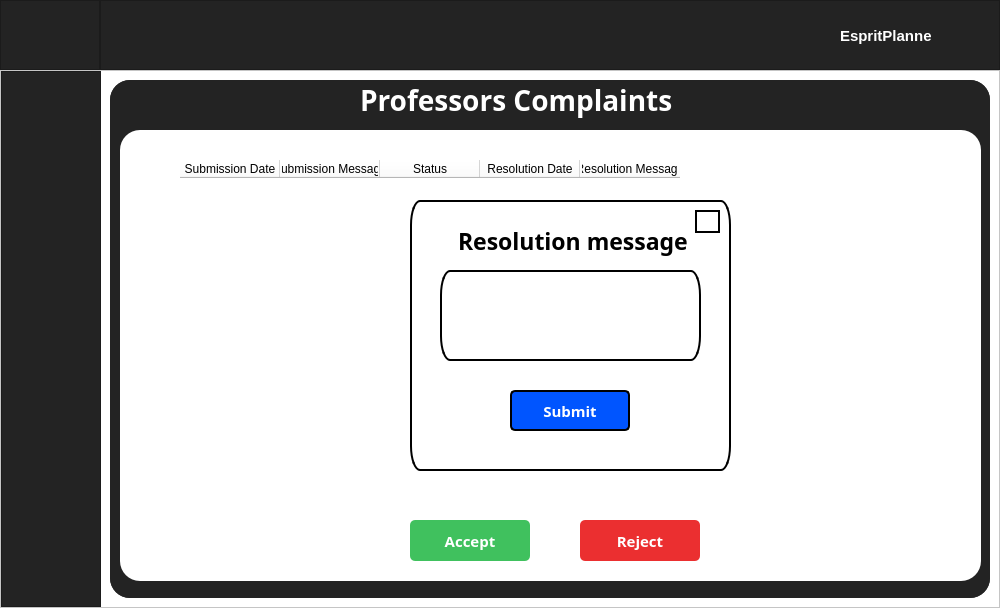
Cxuchy/Esprit-Planner-Administrator, file ui_main.ui: the form before one commit.
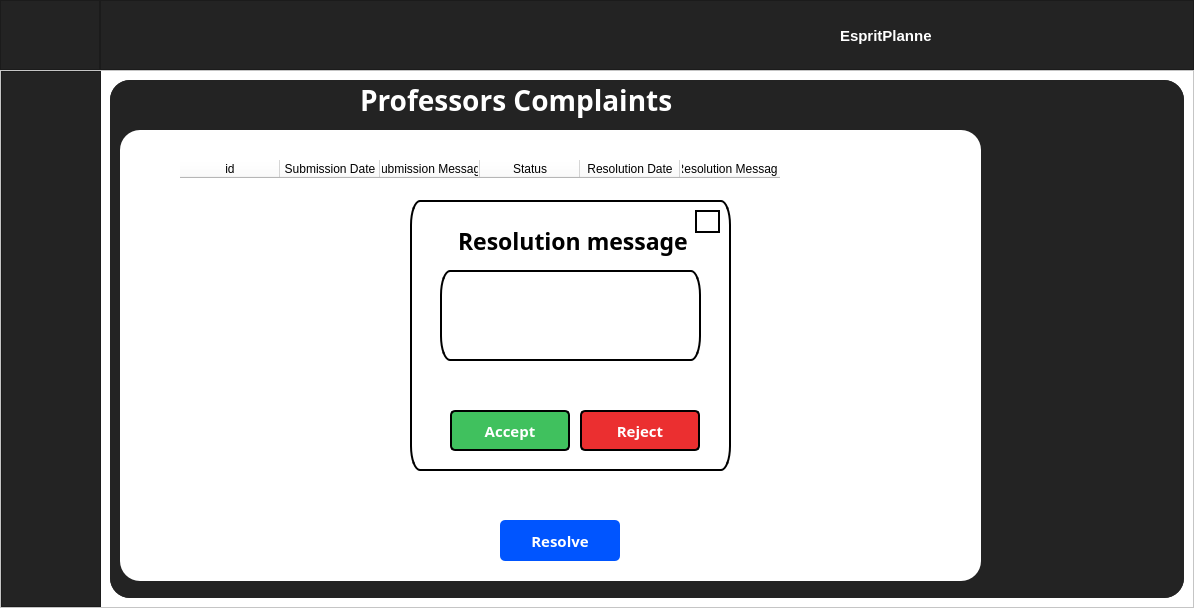
The form after the commit. The open tabs and pages were chosen to show the change. Icons and pictures are not drawn.

```diff
--- a/ui_main.ui
+++ b/ui_main.ui
@@ -6,7 +6,7 @@
    <rect>
     <x>0</x>
     <y>0</y>
-    <width>1000</width>
+    <width>1194</width>
     <height>608</height>
    </rect>
   </property>
@@ -984,8 +984,13 @@
                 <bool>false</bool>
                </property>
                <property name="columnCount">
-                <number>5</number>
+                <number>6</number>
                </property>
+               <column>
+                <property name="text">
+                 <string>id</string>
+                </property>
+               </column>
                <column>
                 <property name="text">
                  <string>Submission Date</string>
@@ -1012,78 +1017,6 @@
                 </property>
                </column>
               </widget>
-              <widget class="QPushButton" name="reject_btn">
-               <property name="geometry">
-                <rect>
-                 <x>460</x>
-                 <y>390</y>
-                 <width>120</width>
-                 <height>41</height>
-                </rect>
-               </property>
-               <property name="font">
-                <font>
-                 <family>Sitka Text</family>
-                 <pointsize>11</pointsize>
-                 <weight>75</weight>
-                 <bold>true</bold>
-                </font>
-               </property>
-               <property name="styleSheet">
-                <string notr="true">
-QPushButton#reject_btn
-{
-background-color :#eb2f30;  
-color :white;
-border-radius : 5px;
-
-}
-
-QPushButton#reject_btn:pressed
-{
-background-color :#de5758;  
-}</string>
-               </property>
-               <property name="text">
-                <string>Reject</string>
-               </property>
-              </widget>
-              <widget class="QPushButton" name="accept_btn">
-               <property name="geometry">
-                <rect>
-                 <x>290</x>
-                 <y>390</y>
-                 <width>120</width>
-                 <height>41</height>
-                </rect>
-               </property>
-               <property name="font">
-                <font>
-                 <family>Sitka Text</family>
-                 <pointsize>11</pointsize>
-                 <weight>75</weight>
-                 <bold>true</bold>
-                </font>
-               </property>
-               <property name="styleSheet">
-                <string notr="true">
-QPushButton#accept_btn
-{
-background-color: #40c15e;  
-color :white;
-border-radius : 5px;
-
-}
-
-QPushButton#accept_btn:pressed
-{
-background-color :#55ff7f;  
-}</string>
-               </property>
-               <property name="text">
-                <string>Accept</string>
-               </property>
-              </widget>
               <widget class="QFrame" name="resolution_message_frame">
                <property name="enabled">
                 <bool>true</bool>
@@ -1126,42 +1059,6 @@
                  <string notr="true">background-color : white</string>
                 </property>
                </widget>
-               <widget class="QPushButton" name="submit_msg_btn">
-                <property name="geometry">
-                 <rect>
-                  <x>100</x>
-                  <y>190</y>
-                  <width>120</width>
-                  <height>41</height>
-                 </rect>
-                </property>
-                <property name="font">
-                 <font>
-                  <family>Sitka Text</family>
-                  <pointsize>11</pointsize>
-                  <weight>75</weight>
-                  <bold>true</bold>
-                 </font>
-                </property>
-                <property name="styleSheet">
-                 <string notr="true">
-QPushButton#submit_msg_btn
-{
-background-color: #0055ff;  
-color :white;
-border-radius : 5px;
-
-}
-
-QPushButton#submit_msg_btn:pressed
-{
-background-color :#4f93ff;  
-}</string>
-                </property>
-                <property name="text">
-                 <string>Submit</string>
-                </property>
-               </widget>
                <widget class="QLabel" name="label_16">
                 <property name="geometry">
                  <rect>
@@ -1209,6 +1106,114 @@
                  </iconset>
                 </property>
                </widget>
+               <widget class="QPushButton" name="reject_btn">
+                <property name="geometry">
+                 <rect>
+                  <x>170</x>
+                  <y>210</y>
+                  <width>120</width>
+                  <height>41</height>
+                 </rect>
+                </property>
+                <property name="font">
+                 <font>
+                  <family>Sitka Text</family>
+                  <pointsize>11</pointsize>
+                  <weight>75</weight>
+                  <bold>true</bold>
+                 </font>
+                </property>
+                <property name="styleSheet">
+                 <string notr="true">
+QPushButton#reject_btn
+{
+background-color :#eb2f30;  
+color :white;
+border-radius : 5px;
+
+}
+
+QPushButton#reject_btn:pressed
+{
+background-color :#de5758;  
+}</string>
+                </property>
+                <property name="text">
+                 <string>Reject</string>
+                </property>
+               </widget>
+               <widget class="QPushButton" name="accept_btn">
+                <property name="geometry">
+                 <rect>
+                  <x>40</x>
+                  <y>210</y>
+                  <width>120</width>
+                  <height>41</height>
+                 </rect>
+                </property>
+                <property name="font">
+                 <font>
+                  <family>Sitka Text</family>
+                  <pointsize>11</pointsize>
+                  <weight>75</weight>
+                  <bold>true</bold>
+                 </font>
+                </property>
+                <property name="styleSheet">
+                 <string notr="true">
+QPushButton#accept_btn
+{
+background-color: #40c15e;  
+color :white;
+border-radius : 5px;
+
+}
+
+QPushButton#accept_btn:pressed
+{
+background-color :#55ff7f;  
+}</string>
+                </property>
+                <property name="text">
+                 <string>Accept</string>
+                </property>
+               </widget>
+              </widget>
+              <widget class="QPushButton" name="resolve_btn">
+               <property name="geometry">
+                <rect>
+                 <x>380</x>
+                 <y>390</y>
+                 <width>120</width>
+                 <height>41</height>
+                </rect>
+               </property>
+               <property name="font">
+                <font>
+                 <family>Sitka Text</family>
+                 <pointsize>11</pointsize>
+                 <weight>75</weight>
+                 <bold>true</bold>
+                </font>
+               </property>
+               <property name="styleSheet">
+                <string notr="true">
+QPushButton#resolve_btn
+{
+background-color: #0055ff;  
+color :white;
+border-radius : 5px;
+
+}
+
+QPushButton#resolve_btn:pressed
+{
+background-color :#4f93ff;  
+}</string>
+               </property>
+               <property name="text">
+                <string>Resolve</string>
+               </property>
               </widget>
              </widget>
              <widget class="QLabel" name="label_15">
```
Left out of the diff: 100 changed lines with no effect on the pictures.
